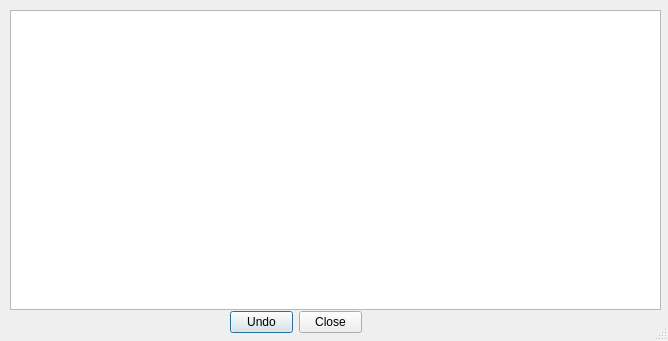
First picture: the form in copasi/UI/CQUndoHistoryDialog.ui, repository copasi/COPASI, before the edit.
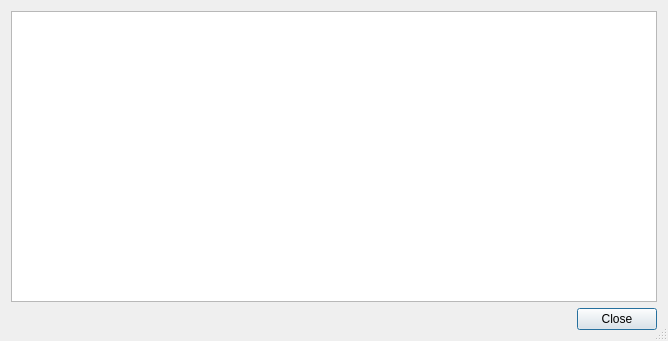
Second picture: the form after the edit.

Commit message: - issue 2186: added support for undoing renaming of elements from cqtab widget; changed history widget, so it will display all editable items, and makes clear what is undone / redone; typos; cleanup

The edit to the form file:
```diff
--- a/copasi/UI/CQUndoHistoryDialog.ui
+++ b/copasi/UI/CQUndoHistoryDialog.ui
@@ -25,15 +25,11 @@
   <property name="modal">
    <bool>true</bool>
   </property>
+  <layout class="QGridLayout" name="gridLayout">
+   <item row="0" column="0">
+    <layout class="QVBoxLayout" name="verticalLayout">
+     <item>
   <widget class="QTableView" name="mpUndoHistoryView">
-   <property name="geometry">
-    <rect>
-     <x>10</x>
-     <y>10</y>
-     <width>651</width>
-     <height>300</height>
-    </rect>
-   </property>
    <property name="sizePolicy">
     <sizepolicy hsizetype="Expanding" vsizetype="Expanding">
      <horstretch>0</horstretch>
@@ -52,35 +48,30 @@
      <height>4</height>
     </size>
    </property>
-  </widget>
-  <widget class="QWidget" name="layoutWidget">
-   <property name="geometry">
-    <rect>
-     <x>230</x>
-     <y>310</y>
-     <width>132</width>
-     <height>25</height>
-    </rect>
-   </property>
-   <layout class="QHBoxLayout" name="horizontalLayout">
-    <item>
-     <widget class="QPushButton" name="undoButton">
-      <property name="text">
-       <string>Undo</string>
-      </property>
+       <property name="editTriggers">
+        <set>QAbstractItemView::NoEditTriggers</set>
+       </property>
+       <property name="selectionMode">
+        <enum>QAbstractItemView::SingleSelection</enum>
+       </property>
+       <property name="selectionBehavior">
+        <enum>QAbstractItemView::SelectRows</enum>
+       </property>
+       <attribute name="horizontalHeaderStretchLastSection">
+        <bool>true</bool>
+       </attribute>
      </widget>
     </item>
     <item>
-     <widget class="QPushButton" name="closeButton">
-      <property name="text">
-       <string>Close</string>
+      <widget class="QDialogButtonBox" name="buttonBox">
+       <property name="standardButtons">
+        <set>QDialogButtonBox::Close</set>
       </property>
      </widget>
     </item>
    </layout>
-  </widget>
-  <zorder>layoutWidget</zorder>
-  <zorder>mpUndoHistoryView</zorder>
+   </item>
+  </layout>
  </widget>
  <resources/>
  <connections/>
```
Left out of the diff: 23 changed lines with no effect on the pictures. Lines whose indentation alone changed are shown as unchanged. The commit also changes 41 other files.
